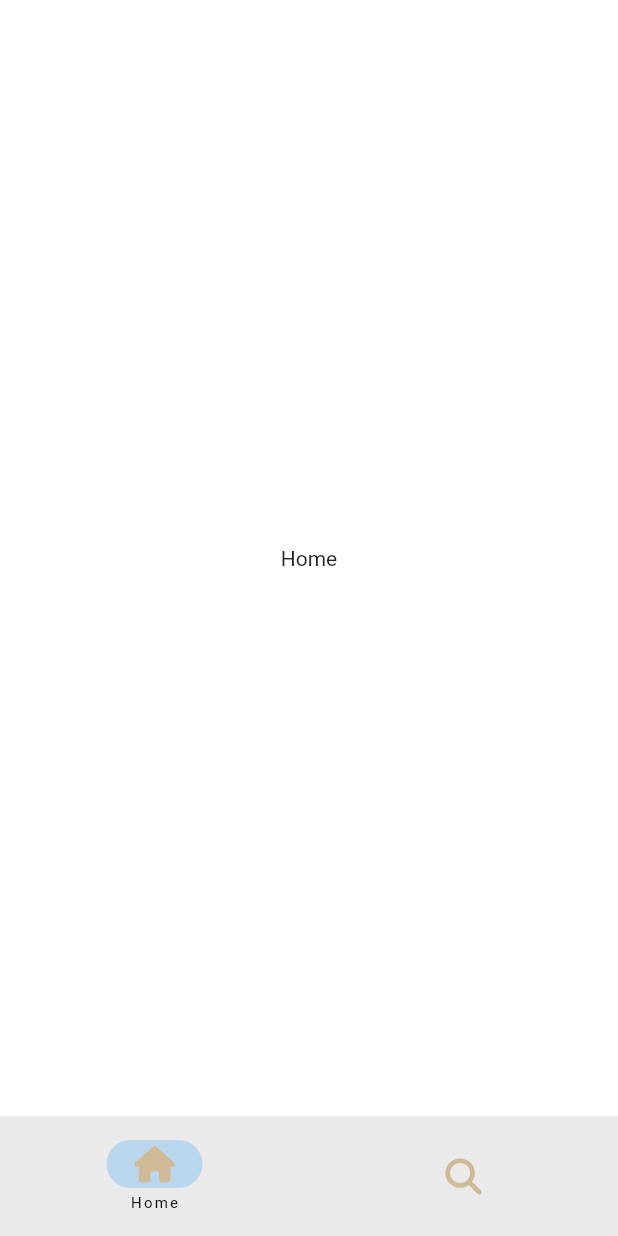
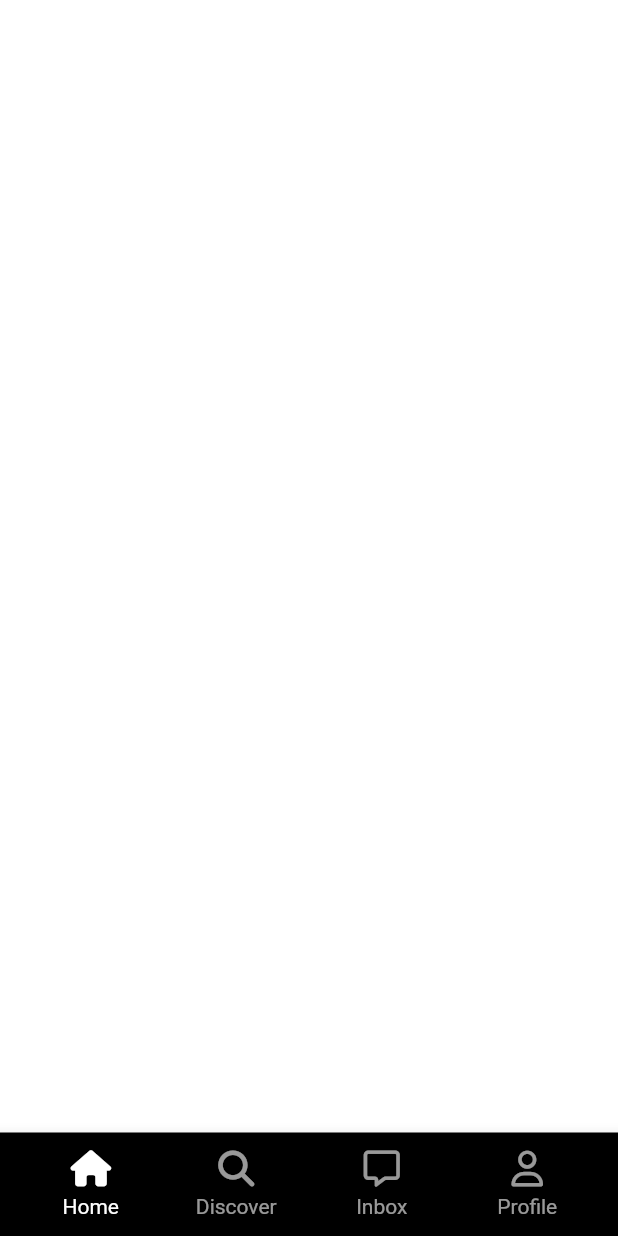
Before and after one commit to Dhui-Park/flutter_practice_app, a Flutter app: the screen it shows after launch, on a phone screen of 412 x 824 dp. Run offline on Flutter 3.47's test engine with Material 2 defaults, Android fonts, the phone set to English and light mode, and no system bars; our stand-ins replace font_awesome_flutter.

Commit message:
Custom NavigationBar

```diff
--- a/lib/features/main_navigation/main_navigation_screen.dart
+++ b/lib/features/main_navigation/main_navigation_screen.dart
@@ -1,5 +1,8 @@
 import 'package:flutter/material.dart';
+import 'package:flutter_practice/constants/sizes.dart';
 import 'package:font_awesome_flutter/font_awesome_flutter.dart';
+
+import 'widgets/nav_tab.dart';
 
 class MainNavigationScreen extends StatefulWidget {
   const MainNavigationScreen({super.key});
@@ -13,19 +16,20 @@ class _MainNavigationScreenState extends State<MainNavigationScreen> {
 
   final screens = [
     const Center(
-      child: Text('Home'),
+      child: Text(
+        'Home',
+        style: TextStyle(
+          fontSize: 49,
+        ),
+      ),
     ),
     const Center(
-      child: Text('Search'),
+      child: Text(
+        'Search',
+        style: TextStyle(
+          fontSize: 49,
         ),
-    const Center(
-      child: Text('Home'),
       ),
-    const Center(
-      child: Text('Search'),
-    ),
-    const Center(
-      child: Text('Search'),
     ),
   ];
 
@@ -38,27 +42,40 @@ class _MainNavigationScreenState extends State<MainNavigationScreen> {
   @override
   Widget build(BuildContext context) {
     return Scaffold(
-      body: screens[_selectedIndex],
-      bottomNavigationBar: NavigationBar(
-        labelBehavior: NavigationDestinationLabelBehavior.onlyShowSelected,
-        selectedIndex: _selectedIndex,
-        onDestinationSelected: _onTap,
-        destinations: [
-          NavigationDestination(
-            icon: FaIcon(
-              FontAwesomeIcons.house,
-              color: Theme.of(context).primaryColor,
+      bottomNavigationBar: BottomAppBar(
+        color: Colors.black,
+        child: Padding(
+          padding: const EdgeInsets.all(Sizes.size12),
+          child: Row(
+            mainAxisAlignment: MainAxisAlignment.spaceBetween,
+            children: [
+              NavTab(
+                text: 'Home',
+                isSelected: _selectedIndex == 0,
+                icon: FontAwesomeIcons.house,
+                onTap: () => _onTap(0),
               ),
-            label: "Home",
+              NavTab(
+                text: 'Discover',
+                isSelected: _selectedIndex == 1,
+                icon: FontAwesomeIcons.magnifyingGlass,
+                onTap: () => _onTap(1),
               ),
-          NavigationDestination(
-            icon: FaIcon(
-              FontAwesomeIcons.magnifyingGlass,
-              color: Theme.of(context).primaryColor,
+              NavTab(
+                text: 'Inbox',
+                isSelected: _selectedIndex == 3,
+                icon: FontAwesomeIcons.message,
+                onTap: () => _onTap(3),
               ),
-            label: "Search",
+              NavTab(
+                text: 'Profile',
+                isSelected: _selectedIndex == 4,
+                icon: FontAwesomeIcons.user,
+                onTap: () => _onTap(4),
               ),
             ],
+          ),
+        ),
       ),
     );
   }
--- /dev/null
+++ b/lib/features/main_navigation/widgets/nav_tab.dart
@@ -0,0 +1,51 @@
+import 'package:flutter/material.dart';
+import 'package:font_awesome_flutter/font_awesome_flutter.dart';
+
+import '../../../constants/gaps.dart';
+
+class NavTab extends StatelessWidget {
+  const NavTab({
+    super.key,
+    required this.text,
+    required this.isSelected,
+    required this.icon,
+    required this.onTap,
+  });
+
+  final String text;
+  final bool isSelected;
+  final IconData icon;
+  final Function onTap;
+
+  @override
+  Widget build(BuildContext context) {
+    return Expanded(
+      child: GestureDetector(
+        onTap: () => onTap(),
+        child: Container(
+          color: Colors.black,
+          child: AnimatedOpacity(
+            duration: const Duration(milliseconds: 100),
+            opacity: isSelected ? 1 : 0.6,
+            child: Column(
+              mainAxisSize: MainAxisSize.min,
+              children: [
+                FaIcon(
+                  icon,
+                  color: Colors.white,
+                ),
+                Gaps.v5,
+                Text(
+                  text,
+                  style: const TextStyle(
+                    color: Colors.white,
+                  ),
+                )
+              ],
+            ),
+          ),
+        ),
+      ),
+    );
+  }
+}
```
Lines whose indentation alone changed are shown as unchanged.
